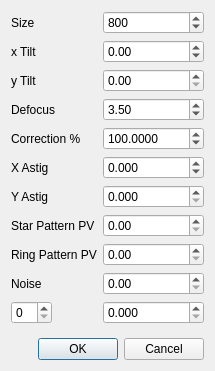
Above: simigramdlg.ui from githubdoe/DFTFringe before the change. Below: the same form after it.
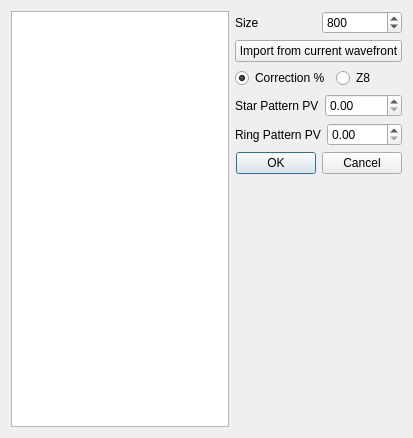
That is the form after the change.

Commit message: Cleaned up ellipse report items.  Modified how simulated igrams are made to include all zern values

The edit to the form file:
```diff
--- a/simigramdlg.ui
+++ b/simigramdlg.ui
@@ -6,144 +6,29 @@
    <rect>
     <x>0</x>
     <y>0</y>
-    <width>215</width>
-    <height>371</height>
+    <width>413</width>
+    <height>438</height>
    </rect>
   </property>
   <property name="windowTitle">
    <string>Wavefront values</string>
   </property>
+  <layout class="QHBoxLayout" name="horizontalLayout_5">
+   <item>
+    <widget class="QTableView" name="tableView"/>
+   </item>
+   <item>
   <layout class="QVBoxLayout" name="verticalLayout">
    <item>
-    <layout class="QFormLayout" name="formLayout">
-     <item row="4" column="1">
-      <widget class="QDoubleSpinBox" name="correctionSB">
-       <property name="toolTip">
-        <string>IF desirec conic constant in mirror configuration is 0 then this is the value of the Z8 term.  Otherwise it is the percent of correction.</string>
-       </property>
-       <property name="decimals">
-        <number>4</number>
-       </property>
-       <property name="minimum">
-        <double>-200.000000000000000</double>
-       </property>
-       <property name="maximum">
-        <double>200.000000000000000</double>
-       </property>
-       <property name="singleStep">
-        <double>1.000000000000000</double>
-       </property>
-       <property name="value">
-        <double>100.000000000000000</double>
-       </property>
-      </widget>
-     </item>
-     <item row="3" column="1">
-      <widget class="QDoubleSpinBox" name="defocusSb">
-       <property name="minimum">
-        <double>-30.000000000000000</double>
-       </property>
-       <property name="maximum">
-        <double>30.000000000000000</double>
-       </property>
-       <property name="value">
-        <double>3.500000000000000</double>
-       </property>
-      </widget>
-     </item>
-     <item row="5" column="1">
-      <widget class="QDoubleSpinBox" name="xAstigSb">
-       <property name="decimals">
-        <number>3</number>
-       </property>
-       <property name="minimum">
-        <double>-10.000000000000000</double>
-       </property>
-       <property name="maximum">
-        <double>10.000000000000000</double>
-       </property>
-      </widget>
-     </item>
-     <item row="6" column="1">
-      <widget class="QDoubleSpinBox" name="yAstigSb">
-       <property name="decimals">
-        <number>3</number>
-       </property>
-      </widget>
-     </item>
-     <item row="7" column="1">
-      <widget class="QDoubleSpinBox" name="starPatternSb"/>
-     </item>
-     <item row="8" column="1">
-      <widget class="QDoubleSpinBox" name="ringPatterSb"/>
-     </item>
-     <item row="1" column="0">
-      <widget class="QLabel" name="label">
+      <layout class="QHBoxLayout" name="horizontalLayout_4">
+       <item>
+        <widget class="QLabel" name="label_10">
        <property name="text">
-        <string>x Tilt</string>
+          <string>Size</string>
        </property>
       </widget>
      </item>
-     <item row="2" column="0">
-      <widget class="QLabel" name="label_2">
-       <property name="text">
-        <string>y Tilt</string>
-       </property>
-      </widget>
-     </item>
-     <item row="3" column="0">
-      <widget class="QLabel" name="label_3">
-       <property name="text">
-        <string>Defocus</string>
-       </property>
-      </widget>
-     </item>
-     <item row="4" column="0">
-      <widget class="QLabel" name="label_4">
-       <property name="text">
-        <string>Correction %</string>
-       </property>
-      </widget>
-     </item>
-     <item row="5" column="0">
-      <widget class="QLabel" name="label_5">
-       <property name="text">
-        <string>X Astig</string>
-       </property>
-      </widget>
-     </item>
-     <item row="6" column="0">
-      <widget class="QLabel" name="label_6">
-       <property name="text">
-        <string>Y Astig</string>
-       </property>
-      </widget>
-     </item>
-     <item row="7" column="0">
-      <widget class="QLabel" name="label_7">
-       <property name="text">
-        <string>Star Pattern PV</string>
-       </property>
-      </widget>
-     </item>
-     <item row="8" column="0">
-      <widget class="QLabel" name="label_8">
-       <property name="text">
-        <string>Ring Pattern PV</string>
-       </property>
-      </widget>
-     </item>
-     <item row="9" column="0">
-      <widget class="QLabel" name="label_9">
-       <property name="text">
-        <string>Noise</string>
-       </property>
-      </widget>
-     </item>
-     <item row="9" column="1">
-      <widget class="QDoubleSpinBox" name="noiseSb"/>
-     </item>
-     <item row="0" column="1">
+       <item>
       <widget class="QSpinBox" name="sizeSB">
        <property name="minimum">
         <number>2</number>
@@ -159,36 +44,67 @@
        </property>
       </widget>
      </item>
-     <item row="0" column="0">
-      <widget class="QLabel" name="label_10">
+      </layout>
+     </item>
+     <item>
+      <widget class="QPushButton" name="importPb">
        <property name="text">
-        <string>Size</string>
+        <string>Import from current wavefront</string>
        </property>
       </widget>
      </item>
-     <item row="10" column="0">
-      <widget class="QSpinBox" name="zernikeSb">
-       <property name="maximum">
-        <number>48</number>
-       </property>
-      </widget>
-     </item>
-     <item row="10" column="1">
-      <widget class="QDoubleSpinBox" name="zernValue">
-       <property name="decimals">
-        <number>3</number>
-       </property>
-      </widget>
-     </item>
-     <item row="1" column="1">
-      <widget class="QDoubleSpinBox" name="xTiltSb">
-       <property name="minimum">
-        <double>-99.000000000000000</double>
+     <item>
+      <layout class="QHBoxLayout" name="horizontalLayout">
+       <item>
+        <widget class="QRadioButton" name="correctionPb">
+         <property name="toolTip">
+          <string>&lt;html&gt;&lt;head/&gt;&lt;body&gt;&lt;p&gt;Change the meaning of the Z8 term to be % of correction (0,100)&lt;/p&gt;&lt;p&gt;The Z8 term will be a percentage of Artificial Spherical Null.&lt;/p&gt;&lt;/body&gt;&lt;/html&gt;</string>
+         </property>
+         <property name="text">
+          <string>Correction %</string>
+         </property>
+         <property name="checked">
+          <bool>true</bool>
+         </property>
+        </widget>
+       </item>
+       <item>
+        <widget class="QRadioButton" name="Z8Pb">
+         <property name="toolTip">
+          <string>Z8 term is Zernike SA value</string>
+         </property>
+         <property name="text">
+          <string>Z8</string>
+         </property>
+        </widget>
+       </item>
+      </layout>
+     </item>
+     <item>
+      <layout class="QHBoxLayout" name="horizontalLayout_2">
+       <item>
+        <widget class="QLabel" name="label_7">
+         <property name="text">
+          <string>Star Pattern PV</string>
        </property>
       </widget>
      </item>
-     <item row="2" column="1">
-      <widget class="QDoubleSpinBox" name="yTiltSb"/>
+       <item>
+        <widget class="QDoubleSpinBox" name="starPatternSb"/>
+       </item>
+      </layout>
+     </item>
+     <item>
+      <layout class="QHBoxLayout" name="horizontalLayout_3">
+       <item>
+        <widget class="QLabel" name="label_8">
+         <property name="text">
+          <string>Ring Pattern PV</string>
+         </property>
+        </widget>
+       </item>
+       <item>
+        <widget class="QDoubleSpinBox" name="ringPatterSb"/>
      </item>
     </layout>
    </item>
@@ -201,6 +117,21 @@
       <set>QDialogButtonBox::Cancel|QDialogButtonBox::Ok</set>
      </property>
     </widget>
+     </item>
+     <item>
+      <spacer name="verticalSpacer">
+       <property name="orientation">
+        <enum>Qt::Vertical</enum>
+       </property>
+       <property name="sizeHint" stdset="0">
+        <size>
+         <width>20</width>
+         <height>40</height>
+        </size>
+       </property>
+      </spacer>
+     </item>
+    </layout>
    </item>
   </layout>
  </widget>
```
Lines whose indentation alone changed are shown as unchanged. The commit also changes 16 other files.
